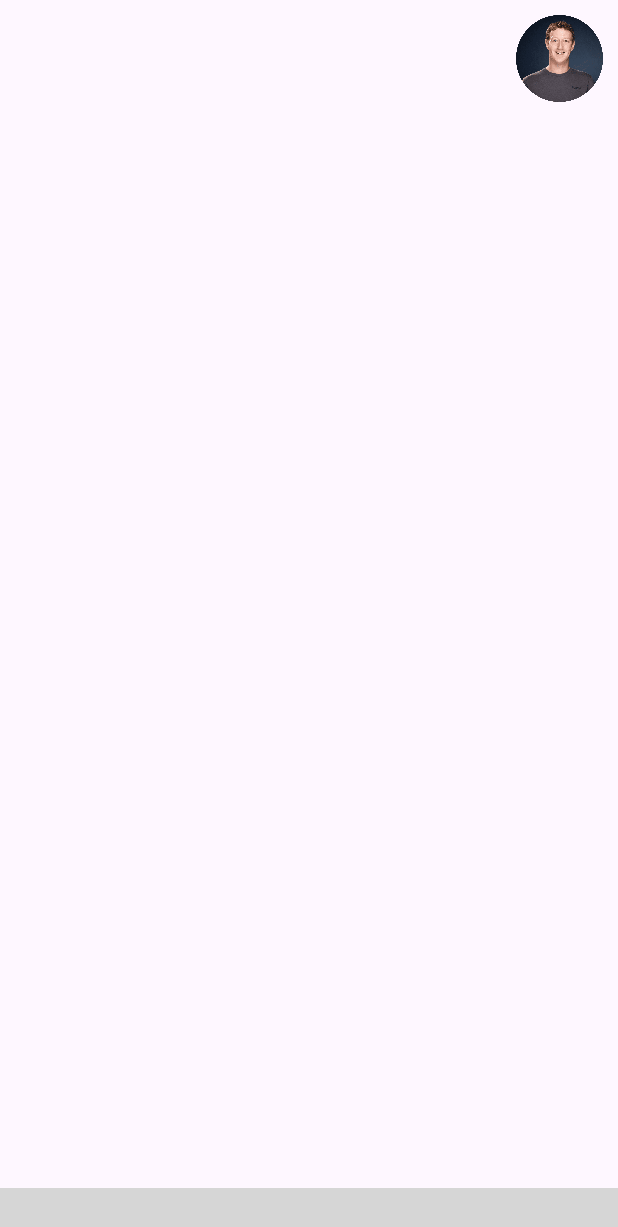
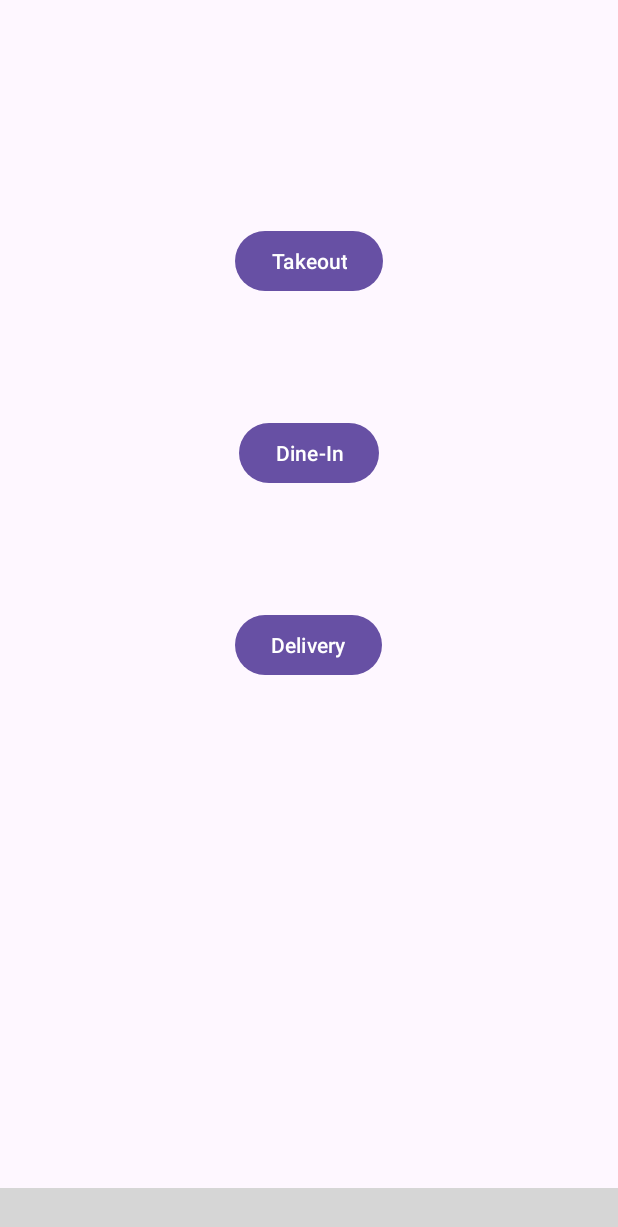
Before and after one commit to zisan23/PastryTreat, an Android app: the layout activity_home.xml on its own in the app's theme, with its tools: preview values and no code run, on a phone screen of 412 x 824 dp. Shown: the top 1227 px of the screen. Run offline under Robolectric (Android 15) with nearby library versions, the phone set to English and light mode, and no system bars; plain views replace MeowBottomNavigation; grey boxes are pictures that could not be loaded.

Commit message:
Button added for dine in, takeout, delivery

```diff
--- a/app/src/main/res/layout/activity_home.xml
+++ b/app/src/main/res/layout/activity_home.xml
@@ -7,22 +7,21 @@
     tools:context=".HomeActivity">
 
 
-
     <RelativeLayout
         android:id="@+id/home_layout"
         android:layout_width="match_parent"
         android:layout_height="match_parent"
         android:layout_above="@+id/bottomNavigation"
-            android:visibility="visible">
+        android:visibility="invisible">
 
         <ImageView
             android:id="@+id/home_profile_img"
             android:layout_width="58dp"
             android:layout_height="58dp"
+            android:layout_alignParentRight="true"
+            android:layout_marginTop="10dp"
+            android:layout_marginRight="10dp"
             android:src="@drawable/zuck_smiling_new"
-                android:layout_alignParentRight="true"
-                android:layout_marginRight="10dp"
-                android:layout_marginTop="10dp"
 
             />
 
@@ -30,8 +29,8 @@
             android:id="@+id/home_rv_parent"
             android:layout_width="match_parent"
             android:layout_height="wrap_content"
-                android:padding="10dp"
-                android:layout_below="@+id/home_profile_img">
+            android:layout_below="@+id/home_profile_img"
+            android:padding="10dp">
 
         </androidx.recyclerview.widget.RecyclerView>
 
@@ -42,10 +41,36 @@
         android:layout_width="match_parent"
         android:layout_height="match_parent"
         android:layout_above="@+id/bottomNavigation"
-            android:visibility="gone"
-            >
+        android:visibility="visible">
 
 
+
+        <Button
+            android:id="@+id/takeoutButton"
+            android:layout_width="wrap_content"
+            android:layout_height="wrap_content"
+            android:text="Takeout"
+            android:layout_centerHorizontal="true"
+            android:layout_marginTop="150dp"
+            />
+
+        <Button
+            android:id="@+id/dineInButton"
+            android:layout_width="wrap_content"
+            android:layout_height="wrap_content"
+            android:text="Dine-In"
+            android:layout_below="@+id/takeoutButton"
+            android:layout_centerHorizontal="true"
+            android:layout_marginTop="80dp"/>
+
+        <Button
+            android:id="@+id/deliveryButton"
+            android:layout_width="wrap_content"
+            android:layout_height="wrap_content"
+            android:text="Delivery"
+            android:layout_below="@+id/dineInButton"
+            android:layout_centerHorizontal="true"
+            android:layout_marginTop="80dp"/>
 
     </RelativeLayout>
 
@@ -55,11 +80,7 @@
         android:layout_width="match_parent"
         android:layout_height="match_parent"
         android:layout_above="@+id/bottomNavigation"
-            android:visibility="gone"
-            >
-
-
-
+        android:visibility="invisible">
 
 
     </RelativeLayout>
@@ -70,9 +91,7 @@
         android:layout_width="match_parent"
         android:layout_height="match_parent"
         android:layout_above="@+id/bottomNavigation"
-            android:visibility="gone"
-            >
-
+        android:visibility="invisible">
 
 
         <ImageView
@@ -95,33 +114,33 @@
 
     <RelativeLayout
         android:id="@+id/settings_layout"
+        android:layout_width="match_parent"
+        android:layout_height="match_parent"
         android:layout_above="@+id/bottomNavigation"
-        android:layout_height="match_parent"
-        android:layout_width="match_parent"
-        android:visibility="gone">
+        android:visibility="invisible">
 
         <TextView
             android:id="@+id/contactUsText"
-            android:layout_centerHorizontal="true"
+            android:layout_width="wrap_content"
             android:layout_height="wrap_content"
 
+            android:layout_centerHorizontal="true"
+
             android:layout_marginTop="100dp"
-
-            android:layout_width="wrap_content"
             android:text="Contact Us"
             android:textSize="30sp"
             android:textStyle="bold" />
 
         <androidx.constraintlayout.widget.ConstraintLayout
+            android:layout_width="match_parent"
+            android:layout_height="200dp"
             android:layout_below="@+id/contactUsText"
-            android:layout_height="200dp"
-            android:layout_marginTop="43dp"
-            android:layout_width="match_parent">
+            android:layout_marginTop="43dp">
 
             <ImageView
                 android:id="@+id/settings_phone_img"
+                android:layout_width="124dp"
                 android:layout_height="113dp"
-                android:layout_width="124dp"
                 android:src="@drawable/baseline_phone_24"
                 app:layout_constraintBottom_toBottomOf="parent"
                 app:layout_constraintEnd_toEndOf="parent"
@@ -132,9 +151,9 @@
 
             <ImageView
                 android:id="@+id/settings_msg_img"
+                android:layout_width="124dp"
                 android:layout_height="113dp"
                 android:layout_marginLeft="4dp"
-                android:layout_width="124dp"
                 android:src="@drawable/baseline_message_24"
                 app:layout_constraintBottom_toBottomOf="@+id/settings_phone_img"
                 app:layout_constraintLeft_toRightOf="@+id/settings_phone_img"
@@ -143,8 +162,8 @@
 
             <ImageView
                 android:id="@+id/settings_email_img"
+                android:layout_width="124dp"
                 android:layout_height="113dp"
-                android:layout_width="124dp"
                 android:src="@drawable/baseline_email_24"
                 app:layout_constraintBottom_toBottomOf="@+id/settings_phone_img"
                 app:layout_constraintEnd_toStartOf="@+id/settings_phone_img"
```
Lines whose indentation alone changed are shown as unchanged.
